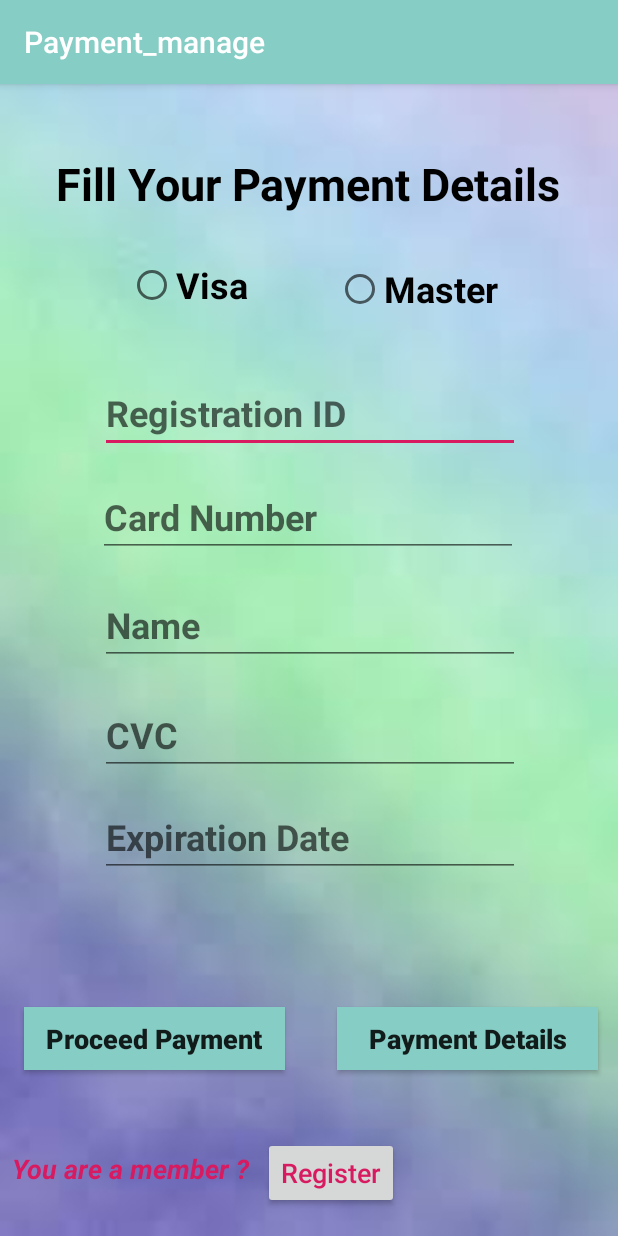
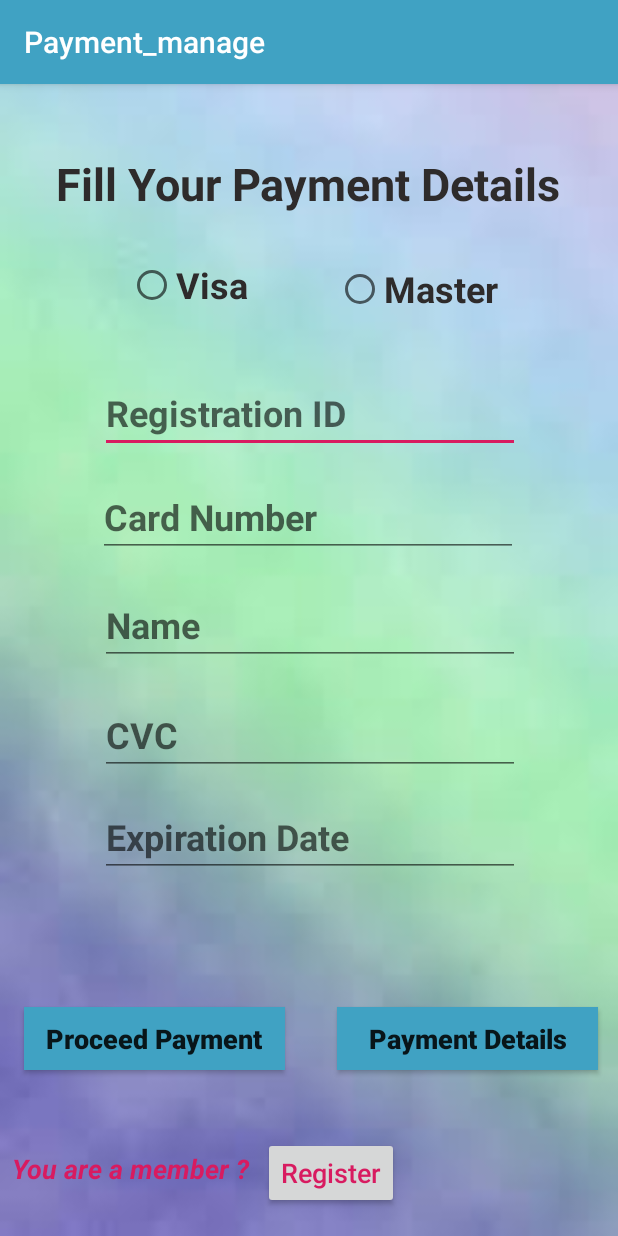
Before and after one commit to Dhananjaya98/PC-Store, an Android app: the add_pay screen opened directly, with no data from a screen before it, on a phone screen of 412 x 824 dp. Run offline under Robolectric (Android 15) with nearby library versions, the phone set to English and light mode, and no system bars; our stand-ins replace Firebase (no records; nobody signed in at launch, a user with empty details on screens opened directly).

Commit message:
final commit

```diff
--- a/app/src/main/res/layout/activity_add_pay.xml
+++ b/app/src/main/res/layout/activity_add_pay.xml
@@ -56,7 +56,7 @@
         android:layout_marginStart="8dp"
         android:layout_marginBottom="8dp"
         android:text="@string/fill"
-        android:textColor="@color/common_google_signin_btn_text_dark_focused"
+        android:textColor="@color/colorPrimaryDark"
         android:textSize="30sp"
         android:textStyle="bold"
         app:layout_constraintBottom_toBottomOf="parent"
@@ -71,10 +71,12 @@
         android:layout_width="90dp"
         android:layout_height="49dp"
         android:layout_marginStart="8dp"
+        android:layout_marginLeft="8dp"
         android:layout_marginEnd="8dp"
+        android:layout_marginRight="8dp"
         android:layout_marginBottom="8dp"
         android:text="@string/visa"
-        android:textColor="@color/common_google_signin_btn_text_dark_focused"
+        android:textColor="@color/colorPrimaryDark"
         android:textSize="24sp"
         android:textStyle="bold"
         app:layout_constraintBottom_toBottomOf="parent"
@@ -89,10 +91,12 @@
         android:layout_width="wrap_content"
         android:layout_height="44dp"
         android:layout_marginStart="8dp"
+        android:layout_marginLeft="8dp"
         android:layout_marginEnd="8dp"
+        android:layout_marginRight="8dp"
         android:layout_marginBottom="8dp"
         android:text="@string/master"
-        android:textColor="@color/common_google_signin_btn_text_dark_focused"
+        android:textColor="@color/colorPrimaryDark"
         android:textSize="24sp"
         android:textStyle="bold"
         app:layout_constraintBottom_toBottomOf="parent"
@@ -107,7 +111,9 @@
         android:layout_width="wrap_content"
         android:layout_height="wrap_content"
         android:layout_marginStart="8dp"
+        android:layout_marginLeft="8dp"
         android:layout_marginEnd="8dp"
+        android:layout_marginRight="8dp"
         android:layout_marginBottom="8dp"
         android:ems="10"
         android:hint="@string/re"
--- a/app/src/main/res/values/colors.xml
+++ b/app/src/main/res/values/colors.xml
@@ -1,6 +1,6 @@
 <?xml version="1.0" encoding="utf-8"?>
 <resources>
-    <color name="colorPrimary">#85CDC5</color>
+    <color name="colorPrimary">#40A2C3</color>
     <color name="colorPrimaryDark">#2E2B2B</color>
     <color name="colorAccent">#D81B60</color>
     <color name="cardview_shadow_end_color">#D81B60</color>
```
